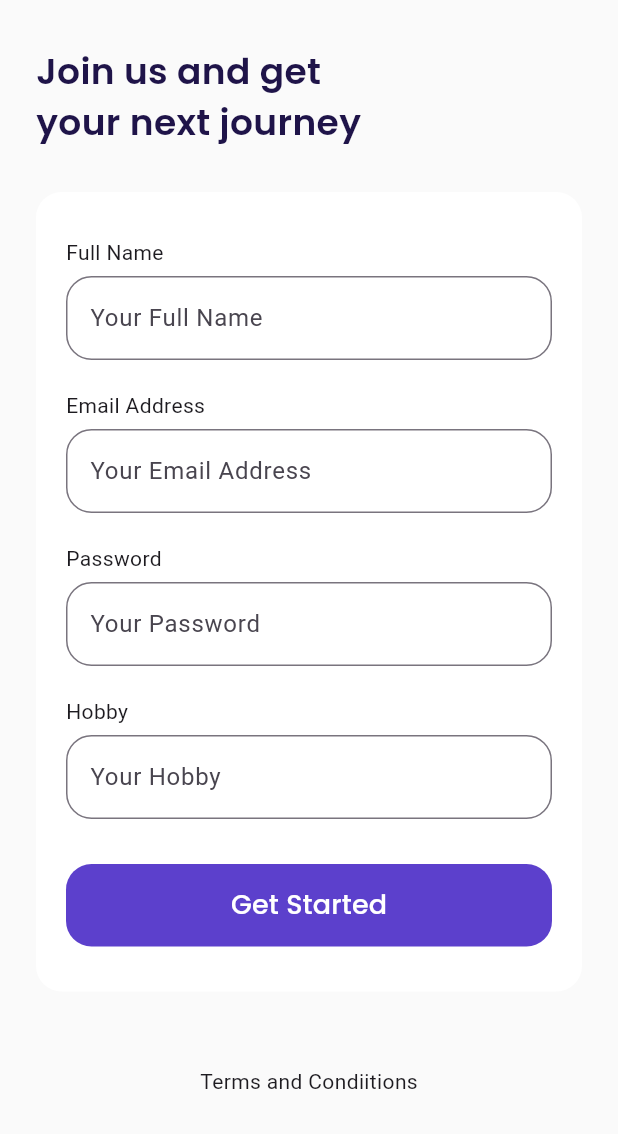
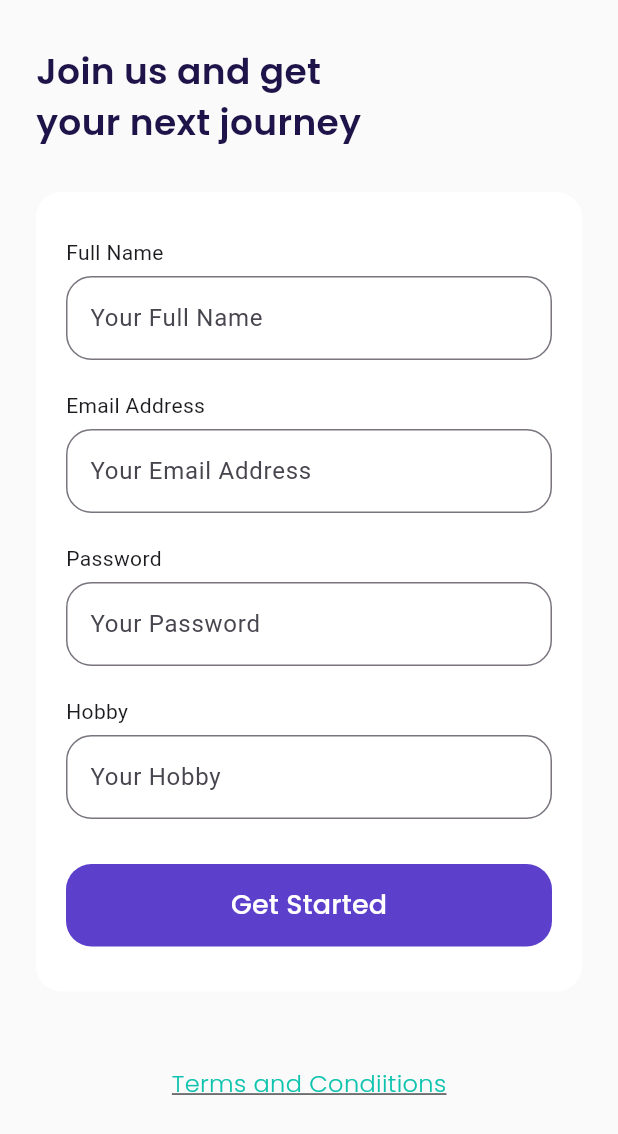
Before and after one commit to Fatahillah-13/airplane, a Flutter app: the SignUpPage screen opened by its route, on a phone screen of 412 x 824 dp. Shown: the top 1134 px of the screen. Run offline on Flutter 3.47's test engine with Material 3 defaults, Android fonts, the phone set to English and light mode, and no system bars; our stand-ins replace google_fonts.

Commit message:
complete signup page

```diff
--- a/lib/ui/pages/sign_up_page.dart
+++ b/lib/ui/pages/sign_up_page.dart
@@ -235,6 +235,11 @@ class SignUpPage extends StatelessWidget {
         ),
         child: Text(
           'Terms and Condiitions',
+          style: greyTextStyle.copyWith(
+            fontSize: 16,
+            fontWeight: light,
+            decoration: TextDecoration.underline,
+          ),
         ),
       );
     }
```
